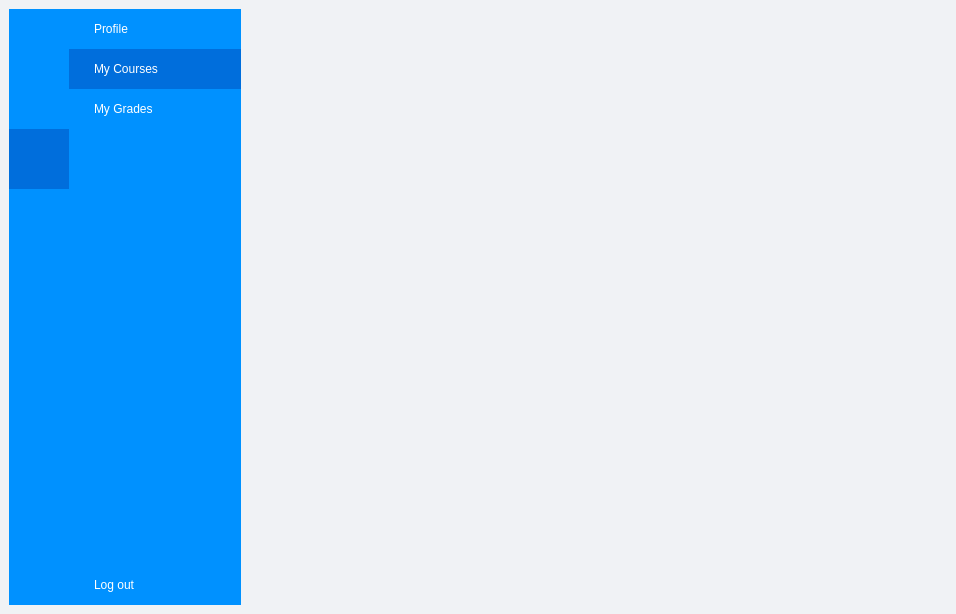
This is LMS Qt Project/Moodle/studentview.ui in Nakuehe/Group_4 as Qt 5 draws it before an edit. The edited form follows.
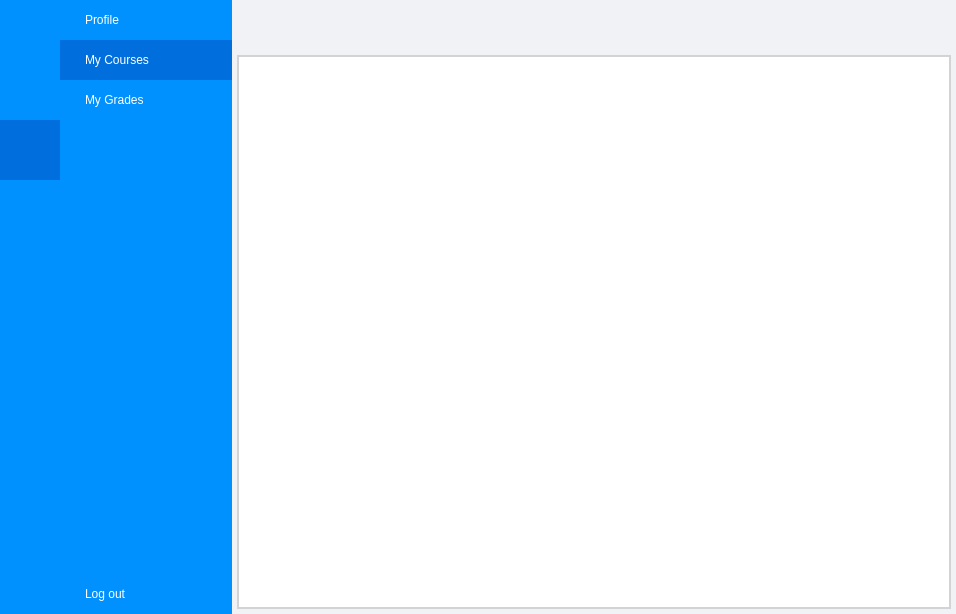
This is the edited form. Icons and pictures are not drawn.

Commit message: Table grade view(student finished)

Diff of the .ui file:
```diff
--- a/LMS Qt Project/Moodle/studentview.ui
+++ b/LMS Qt Project/Moodle/studentview.ui
@@ -18,6 +18,21 @@
   </property>
   <widget class="QWidget" name="centralwidget">
    <layout class="QGridLayout" name="gridLayout_2">
+    <property name="leftMargin">
+     <number>0</number>
+    </property>
+    <property name="topMargin">
+     <number>0</number>
+    </property>
+    <property name="rightMargin">
+     <number>0</number>
+    </property>
+    <property name="bottomMargin">
+     <number>0</number>
+    </property>
+    <property name="spacing">
+     <number>0</number>
+    </property>
     <item row="0" column="0">
      <layout class="QGridLayout" name="gridLayout">
       <property name="spacing">
@@ -982,23 +997,72 @@
               </layout>
              </widget>
              <widget class="QWidget" name="page_2">
-              <layout class="QGridLayout" name="gridLayout_4">
+              <layout class="QGridLayout" name="gridLayout_4"/>
+             </widget>
+             <widget class="QWidget" name="page_3">
+              <layout class="QGridLayout" name="gridLayout_8">
+               <property name="leftMargin">
+                <number>5</number>
+               </property>
+               <property name="topMargin">
+                <number>5</number>
+               </property>
+               <property name="rightMargin">
+                <number>5</number>
+               </property>
+               <property name="bottomMargin">
+                <number>5</number>
+               </property>
+               <property name="spacing">
+                <number>5</number>
+               </property>
                <item row="0" column="0">
-                <widget class="QLabel" name="label">
-                 <property name="autoFillBackground">
-                  <bool>false</bool>
+                <widget class="QTableView" name="grade_view_table">
+                 <property name="styleSheet">
+                  <string notr="true">QHeaderView {
+    font-size: 12pt;
+    font-weight: bold;
+    background-color: #FFFFFF; /* Match the table's background color */
+	gridline-color: #606060;
+}
+
+QTableCornerButton::section {
+	border: 1px solid #606060;
+	 background-color: lightgray;
+ }
+
+QHeaderView::section{
+	border: 1px solid #606060
+}
+
+QTableView {
+    border: 2px solid lightgray;
+    background-color: #FFFFFF;
+}
+
+QTableView::item{
+	border: 1px solid #606060
+}
+
+QTableView::item:selected {
+	background-color: #909090;
+}
+
+</string>
                  </property>
-                 <property name="text">
-                  <string>Course page</string>
+                 <property name="autoScrollMargin">
+                  <number>16</number>
                  </property>
-                 <property name="alignment">
-                  <set>Qt::AlignCenter</set>
+                 <property name="dragEnabled">
+                  <bool>false</bool>
+                 </property>
+                 <property name="sortingEnabled">
+                  <bool>false</bool>
                  </property>
                 </widget>
                </item>
               </layout>
              </widget>
-             <widget class="QWidget" name="page_3"/>
             </widget>
            </item>
           </layout>
```
Left out of the diff: 32 changed lines with no effect on the pictures. The commit also changes 3 other files.
